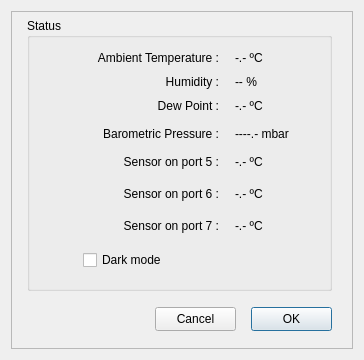
Before: the Qt Designer form WeatherEagle.ui in rpineau/WeatherEagle, drawn with Qt 5.
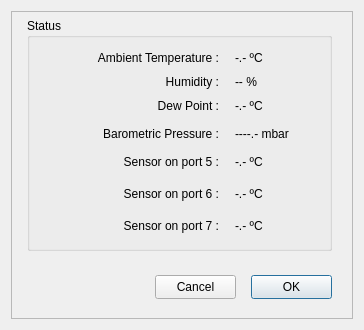
After: the same form once the commit is applied. Custom widgets are drawn as their Qt base class.

Commit message: X2 weather plugin fully working

The edit to the form file:
```diff
--- a/WeatherEagle.ui
+++ b/WeatherEagle.ui
@@ -7,7 +7,7 @@
     <x>0</x>
     <y>0</y>
     <width>364</width>
-    <height>360</height>
+    <height>330</height>
    </rect>
   </property>
   <property name="sizePolicy">
@@ -19,13 +19,13 @@
   <property name="minimumSize">
    <size>
     <width>364</width>
-    <height>360</height>
+    <height>330</height>
    </size>
   </property>
   <property name="maximumSize">
    <size>
     <width>364</width>
-    <height>360</height>
+    <height>330</height>
    </size>
   </property>
   <property name="windowTitle">
@@ -62,7 +62,7 @@
       <property name="geometry">
        <rect>
         <x>144</x>
-        <y>296</y>
+        <y>264</y>
         <width>81</width>
         <height>24</height>
        </rect>
@@ -78,7 +78,7 @@
       <property name="geometry">
        <rect>
         <x>240</x>
-        <y>296</y>
+        <y>264</y>
         <width>81</width>
         <height>24</height>
        </rect>
@@ -96,7 +96,7 @@
         <x>16</x>
         <y>7</y>
         <width>305</width>
-        <height>273</height>
+        <height>233</height>
        </rect>
       </property>
       <property name="title">
@@ -326,19 +326,6 @@
         <set>Qt::AlignRight|Qt::AlignTrailing|Qt::AlignVCenter</set>
        </property>
       </widget>
-      <widget class="QCheckBox" name="checkBox">
-       <property name="geometry">
-        <rect>
-         <x>56</x>
-         <y>232</y>
-         <width>85</width>
-         <height>20</height>
-        </rect>
-       </property>
-       <property name="text">
-        <string>Dark mode</string>
-       </property>
-      </widget>
      </widget>
     </widget>
    </item>
```
The commit also changes 3 other files.
